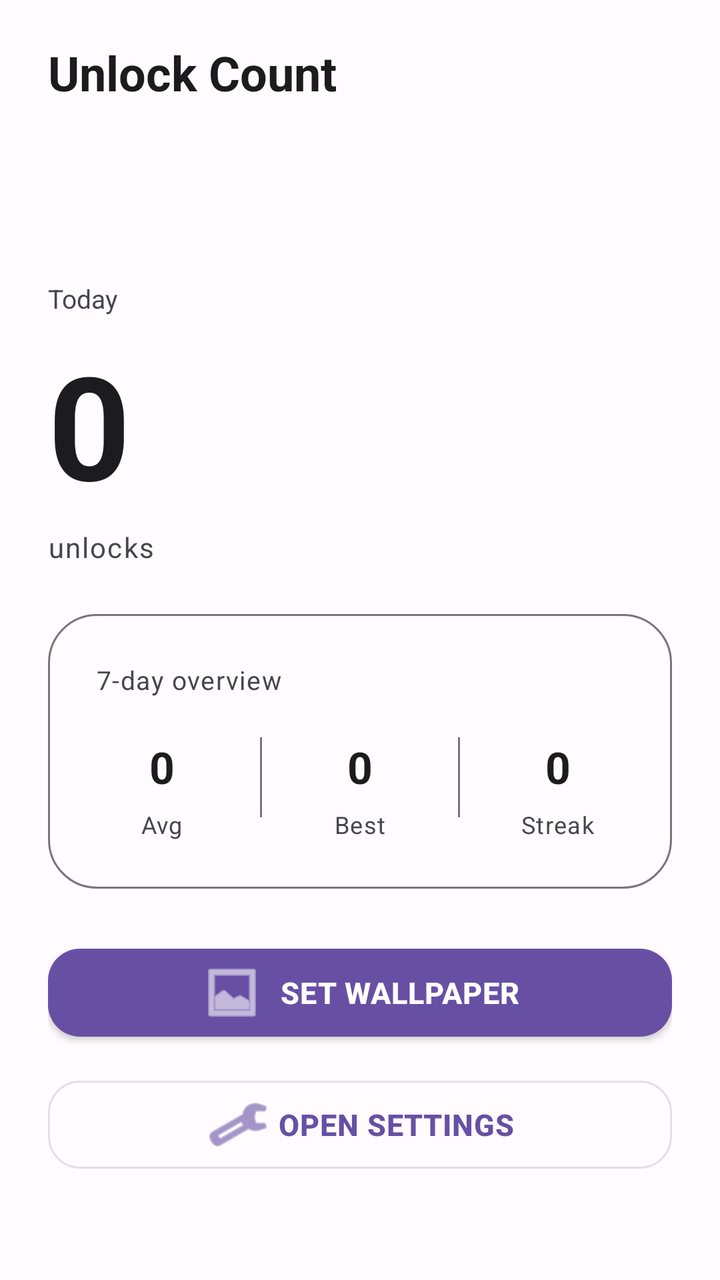
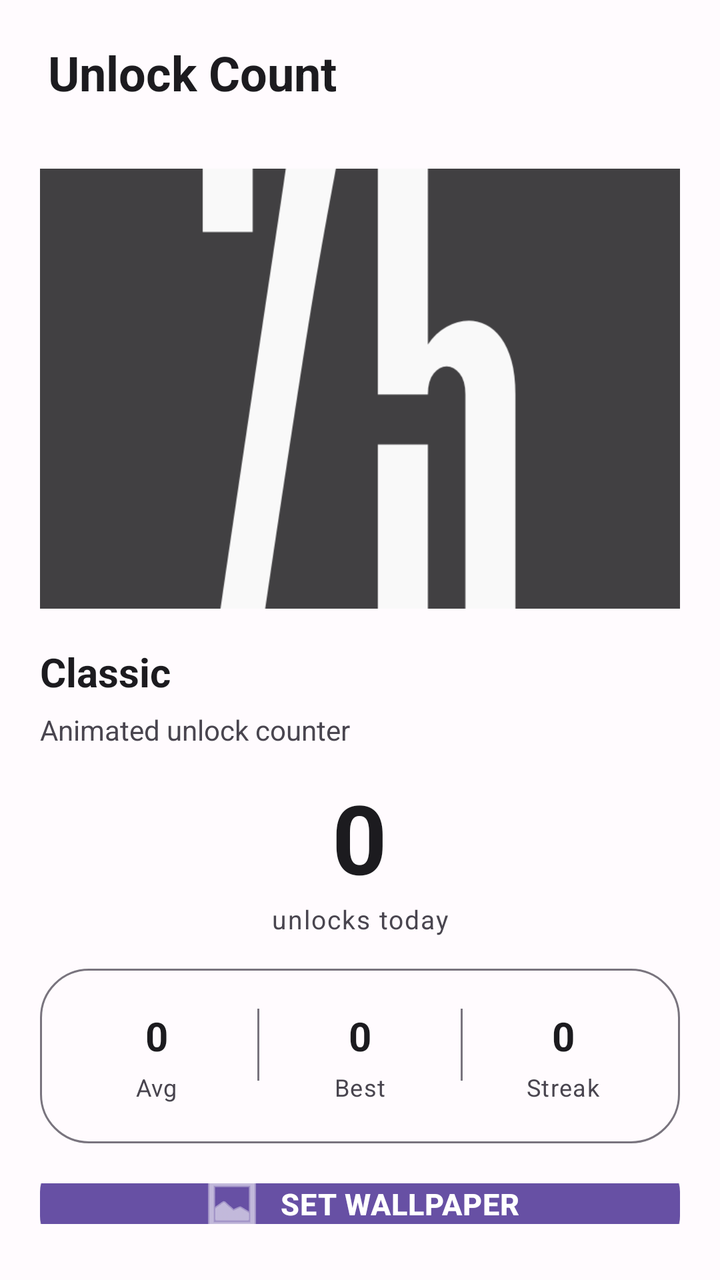

An Android layout rendered at two revisions. The XML below is the earlier revision; the diff shows what the commit changed to produce the second picture.
<!-- AndroidManifest.xml: application theme AppTheme -->
<!-- res/layout/activity_main.xml -->
<?xml version="1.0" encoding="utf-8"?>
<androidx.coordinatorlayout.widget.CoordinatorLayout xmlns:android="http://schemas.android.com/apk/res/android"
    xmlns:app="http://schemas.android.com/apk/res-auto"
    android:layout_width="match_parent"
    android:layout_height="match_parent"
    android:background="?attr/colorSurface"
    android:fitsSystemWindows="true">

    <com.google.android.material.appbar.AppBarLayout
        android:layout_width="match_parent"
        android:layout_height="wrap_content"
        android:background="?attr/colorSurface"
        app:elevation="0dp">

        <TextView
            android:id="@+id/tvAppTitle"
            android:layout_width="match_parent"
            android:layout_height="wrap_content"
            android:text="Unlock Count"
            android:textSize="24sp"
            android:textStyle="bold"
            android:textColor="?attr/colorOnSurface"
            android:gravity="center_vertical"
            android:paddingHorizontal="24dp"
            android:paddingVertical="20dp" />

        <com.google.android.material.tabs.TabLayout
            android:id="@+id/tabModes"
            android:layout_width="match_parent"
            android:layout_height="wrap_content"
            android:background="?attr/colorSurface"
            app:tabIndicatorColor="?attr/colorPrimary"
            app:tabIndicatorHeight="3dp"
            app:tabSelectedTextColor="?attr/colorPrimary"
            app:tabTextColor="?attr/colorOnSurfaceVariant"
            app:tabMode="scrollable"
            app:tabGravity="fill" />
    </com.google.android.material.appbar.AppBarLayout>

    <FrameLayout
        android:id="@+id/frameDashboard"
        android:layout_width="match_parent"
        android:layout_height="match_parent"
        app:layout_behavior="@string/appbar_scrolling_view_behavior">

        
        <LinearLayout
            android:id="@+id/classicStats"
            android:layout_width="match_parent"
            android:layout_height="match_parent"
            android:orientation="vertical"
            android:paddingHorizontal="24dp"
            android:paddingTop="20dp"
            android:paddingBottom="28dp"
            android:visibility="visible"
            android:gravity="center_horizontal">

            <LinearLayout
                android:layout_width="match_parent"
                android:layout_height="wrap_content"
                android:orientation="vertical"
                android:layout_marginBottom="24dp">

                <TextView
                    android:layout_width="wrap_content"
                    android:layout_height="wrap_content"
                    android:text="Today"
                    android:textSize="13sp"
                    android:textColor="?attr/colorOnSurfaceVariant"
                    android:layout_marginBottom="6dp" />

                <TextView
                    android:id="@+id/tvTodayCount"
                    android:layout_width="wrap_content"
                    android:layout_height="wrap_content"
                    android:text="0"
                    android:textSize="72sp"
                    android:textStyle="bold"
                    android:textColor="?attr/colorOnSurface"
                    android:layout_marginBottom="4dp" />

                <TextView
                    android:id="@+id/tvTodayLabel"
                    android:layout_width="wrap_content"
                    android:layout_height="wrap_content"
                    android:text="unlocks"
                    android:textSize="14sp"
                    android:textColor="?attr/colorOnSurfaceVariant"
                    android:letterSpacing="0.05" />
            </LinearLayout>

            <FrameLayout
                android:layout_width="match_parent"
                android:layout_height="wrap_content"
                android:layout_marginBottom="24dp"
                android:background="@drawable/bg_rounded_card"
                android:padding="24dp">

                <LinearLayout
                    android:layout_width="match_parent"
                    android:layout_height="wrap_content"
                    android:orientation="vertical"
                    android:padding="0dp"
                    android:background="@null">

                    <TextView
                        android:layout_width="wrap_content"
                        android:layout_height="wrap_content"
                        android:text="7-day overview"
                        android:textSize="13sp"
                        android:textColor="?attr/colorOnSurfaceVariant"
                        android:layout_marginBottom="20dp"
                        android:letterSpacing="0.04" />

                    <LinearLayout
                        android:layout_width="match_parent"
                        android:layout_height="wrap_content"
                        android:orientation="horizontal"
                        android:gravity="center_horizontal">

                        <LinearLayout
                            android:layout_width="0dp"
                            android:layout_height="wrap_content"
                            android:layout_weight="1"
                            android:orientation="vertical"
                            android:gravity="center_horizontal">

                            <TextView
                                android:id="@+id/tvAverage"
                                android:layout_width="wrap_content"
                                android:layout_height="wrap_content"
                                android:text="0"
                                android:textSize="22sp"
                                android:textStyle="bold"
                                android:textColor="?attr/colorOnSurface"
                                android:layout_marginBottom="6dp" />

                            <TextView
                                android:layout_width="wrap_content"
                                android:layout_height="wrap_content"
                                android:text="Avg"
                                android:textSize="12sp"
                                android:textColor="?attr/colorOnSurfaceVariant"
                                android:letterSpacing="0.04" />
                        </LinearLayout>

                        <View
                            android:layout_width="1dp"
                            android:layout_height="40dp"
                            android:background="?attr/colorOutline"
                            android:layout_marginHorizontal="16dp" />

                        <LinearLayout
                            android:layout_width="0dp"
                            android:layout_height="wrap_content"
                            android:layout_weight="1"
                            android:orientation="vertical"
                            android:gravity="center_horizontal">

                            <TextView
                                android:id="@+id/tvBestDay"
                                android:layout_width="wrap_content"
                                android:layout_height="wrap_content"
                                android:text="0"
                                android:textSize="22sp"
                                android:textStyle="bold"
                                android:textColor="?attr/colorOnSurface"
                                android:layout_marginBottom="6dp" />

                            <TextView
                                android:layout_width="wrap_content"
                                android:layout_height="wrap_content"
                                android:text="Best"
                                android:textSize="12sp"
                                android:textColor="?attr/colorOnSurfaceVariant"
                                android:letterSpacing="0.04" />
                        </LinearLayout>

                        <View
                            android:layout_width="1dp"
                            android:layout_height="40dp"
                            android:background="?attr/colorOutline"
                            android:layout_marginHorizontal="16dp" />

                        <LinearLayout
                            android:layout_width="0dp"
                            android:layout_height="wrap_content"
                            android:layout_weight="1"
                            android:orientation="vertical"
                            android:gravity="center_horizontal">

                            <TextView
                                android:id="@+id/tvStreak"
                                android:layout_width="wrap_content"
                                android:layout_height="wrap_content"
                                android:text="0"
                                android:textSize="22sp"
                                android:textStyle="bold"
                                android:textColor="?attr/colorOnSurface"
                                android:layout_marginBottom="6dp" />

                            <TextView
                                android:layout_width="wrap_content"
                                android:layout_height="wrap_content"
                                android:text="Streak"
                                android:textSize="12sp"
                                android:textColor="?attr/colorOnSurfaceVariant"
                                android:letterSpacing="0.04" />
                        </LinearLayout>
                    </LinearLayout>
                </LinearLayout>
            </FrameLayout>

            <LinearLayout
                android:layout_width="match_parent"
                android:layout_height="wrap_content"
                android:orientation="vertical"
                android:gravity="center">

                <com.google.android.material.button.MaterialButton
                    android:id="@+id/btnSetWallpaper"
                    android:layout_width="match_parent"
                    android:layout_height="56dp"
                    android:text="Set Wallpaper"
                    app:cornerRadius="16dp"
                    app:icon="@android:drawable/ic_menu_gallery"
                    app:iconGravity="textStart"
                    android:layout_marginBottom="10dp"
                    android:textSize="15sp"
                    android:textStyle="bold"
                    android:letterSpacing="0.02" />

                <com.google.android.material.button.MaterialButton
                    android:id="@+id/btnSettings"
                    android:layout_width="match_parent"
                    android:layout_height="56dp"
                    android:text="Open Settings"
                    style="@style/Widget.MaterialComponents.Button.OutlinedButton"
                    app:cornerRadius="16dp"
                    app:icon="@android:drawable/ic_menu_preferences"
                    app:iconGravity="textStart"
                    android:textSize="15sp"
                    android:textStyle="bold"
                    android:letterSpacing="0.02" />
            </LinearLayout>
        </LinearLayout>

        
        <LinearLayout
            android:id="@+id/timeFlowStats"
            android:layout_width="match_parent"
            android:layout_height="match_parent"
            android:orientation="vertical"
            android:gravity="center"
            android:paddingHorizontal="24dp"
            android:visibility="gone">

            <FrameLayout
                android:layout_width="match_parent"
                android:layout_height="wrap_content"
                android:background="@drawable/bg_rounded_card"
                android:padding="28dp">

                <LinearLayout
                    android:layout_width="match_parent"
                    android:layout_height="wrap_content"
                    android:orientation="vertical"
                    android:gravity="center"
                    android:padding="0dp"
                    android:background="@null">

                    <TextView
                        android:layout_width="wrap_content"
                        android:layout_height="wrap_content"
                        android:text="Time Flow"
                        android:textSize="18sp"
                        android:textStyle="bold"
                        android:textColor="?attr/colorOnSurface"
                        android:layout_marginBottom="10dp" />

                    <TextView
                        android:layout_width="match_parent"
                        android:layout_height="wrap_content"
                        android:text="A minimal 24-hour arc with unlock markers. Each dot is an unlock event, forming a visual rhythm of your day."
                        android:textSize="14sp"
                        android:textColor="?attr/colorOnSurfaceVariant"
                        android:gravity="center"
                        android:lineSpacingMultiplier="1.4" />
                </LinearLayout>
            </FrameLayout>
        </LinearLayout>
    </FrameLayout>

</androidx.coordinatorlayout.widget.CoordinatorLayout>
<!-- resources referenced by this layout -->
<resources>
  <!-- drawable bg_rounded_card (drawable) -->
  <?xml version="1.0" encoding="utf-8"?>
  <shape xmlns:android="http://schemas.android.com/apk/res/android"
      android:shape="rectangle">
      <solid android:color="?attr/colorSurface" />
      <corners android:radius="24dp" />
      <stroke android:width="1dp" android:color="?attr/colorOutline" />
  </shape>
  <style name="AppTheme" parent="Theme.MaterialComponents.DayNight.NoActionBar">
          <item name="colorPrimary">@color/colorPrimary</item>
          <item name="colorOnPrimary">@color/colorOnPrimary</item>
          <item name="colorPrimaryContainer">@color/colorPrimaryContainer</item>
          <item name="colorOnPrimaryContainer">@color/colorOnPrimaryContainer</item>
          <item name="colorSurface">@color/background</item>
          <item name="colorOnSurface">@color/onSurface</item>
          <item name="colorSurfaceVariant">@color/surfaceVariant</item>
          <item name="colorOnSurfaceVariant">@color/onSurfaceVariant</item>
          <item name="colorOutline">@color/outline</item>
          <item name="android:statusBarColor">@android:color/transparent</item>
          <item name="android:windowLightStatusBar">false</item>
      </style>
  <color name="colorPrimary">#6750A4</color>
  <color name="colorOnPrimary">#FFFFFF</color>
  <color name="colorPrimaryContainer">#EADDFF</color>
  <color name="colorOnPrimaryContainer">#21005D</color>
  <color name="background">#FFFBFE</color>
  <color name="onSurface">#1C1B1F</color>
  <color name="surfaceVariant">#E7E0EC</color>
  <color name="onSurfaceVariant">#49454F</color>
  <color name="outline">#79747E</color>
</resources>

<!-- the commit's change to res/layout/activity_main.xml (unified diff, before → after) -->
@@ -3,8 +3,7 @@
     xmlns:app="http://schemas.android.com/apk/res-auto"
     android:layout_width="match_parent"
     android:layout_height="match_parent"
-    android:background="?attr/colorSurface"
-    android:fitsSystemWindows="true">
+    android:background="?attr/colorSurface">
 
     <com.google.android.material.appbar.AppBarLayout
         android:layout_width="match_parent"
@@ -23,68 +22,76 @@
             android:gravity="center_vertical"
             android:paddingHorizontal="24dp"
             android:paddingVertical="20dp" />
-
-        <com.google.android.material.tabs.TabLayout
-            android:id="@+id/tabModes"
-            android:layout_width="match_parent"
-            android:layout_height="wrap_content"
-            android:background="?attr/colorSurface"
-            app:tabIndicatorColor="?attr/colorPrimary"
-            app:tabIndicatorHeight="3dp"
-            app:tabSelectedTextColor="?attr/colorPrimary"
-            app:tabTextColor="?attr/colorOnSurfaceVariant"
-            app:tabMode="scrollable"
-            app:tabGravity="fill" />
     </com.google.android.material.appbar.AppBarLayout>
 
     <FrameLayout
-        android:id="@+id/frameDashboard"
         android:layout_width="match_parent"
         android:layout_height="match_parent"
         app:layout_behavior="@string/appbar_scrolling_view_behavior">
 
-        
         <LinearLayout
-            android:id="@+id/classicStats"
             android:layout_width="match_parent"
             android:layout_height="match_parent"
             android:orientation="vertical"
-            android:paddingHorizontal="24dp"
-            android:paddingTop="20dp"
-            android:paddingBottom="28dp"
-            android:visibility="visible"
-            android:gravity="center_horizontal">
+            android:paddingHorizontal="20dp"
+            android:paddingTop="12dp"
+            android:paddingBottom="28dp">
+
+            <ImageView
+                android:id="@+id/previewImage"
+                android:layout_width="match_parent"
+                android:layout_height="220dp"
+                android:scaleType="centerCrop"
+                android:src="@drawable/thumbnail"
+                android:background="@drawable/bg_rounded_card" />
 
             <LinearLayout
                 android:layout_width="match_parent"
                 android:layout_height="wrap_content"
                 android:orientation="vertical"
-                android:layout_marginBottom="24dp">
-
-                <TextView
-                    android:layout_width="wrap_content"
-                    android:layout_height="wrap_content"
-                    android:text="Today"
+                android:layout_marginTop="18dp"
+                android:layout_marginBottom="12dp">
+
+                <TextView
+                    android:id="@+id/tvModeTitle"
+                    android:layout_width="wrap_content"
+                    android:layout_height="wrap_content"
+                    android:text="Classic"
+                    android:textSize="20sp"
+                    android:textStyle="bold"
+                    android:textColor="?attr/colorOnSurface" />
+
+                <TextView
+                    android:id="@+id/tvModeDesc"
+                    android:layout_width="wrap_content"
+                    android:layout_height="wrap_content"
+                    android:text="Animated unlock counter"
+                    android:textSize="14sp"
+                    android:textColor="?attr/colorOnSurfaceVariant"
+                    android:layout_marginTop="6dp" />
+            </LinearLayout>
+
+            <LinearLayout
+                android:layout_width="match_parent"
+                android:layout_height="wrap_content"
+                android:orientation="vertical"
+                android:gravity="center_horizontal"
+                android:layout_marginBottom="16dp">
+
+                <TextView
+                    android:id="@+id/tvTodayCount"
+                    android:layout_width="wrap_content"
+                    android:layout_height="wrap_content"
+                    android:text="0"
+                    android:textSize="48sp"
+                    android:textStyle="bold"
+                    android:textColor="?attr/colorOnSurface" />
+
+                <TextView
+                    android:layout_width="wrap_content"
+                    android:layout_height="wrap_content"
+                    android:text="unlocks today"
                     android:textSize="13sp"
-                    android:textColor="?attr/colorOnSurfaceVariant"
-                    android:layout_marginBottom="6dp" />
-
-                <TextView
-                    android:id="@+id/tvTodayCount"
-                    android:layout_width="wrap_content"
-                    android:layout_height="wrap_content"
-                    android:text="0"
-                    android:textSize="72sp"
-                    android:textStyle="bold"
-                    android:textColor="?attr/colorOnSurface"
-                    android:layout_marginBottom="4dp" />
-
-                <TextView
-                    android:id="@+id/tvTodayLabel"
-                    android:layout_width="wrap_content"
-                    android:layout_height="wrap_content"
-                    android:text="unlocks"
-                    android:textSize="14sp"
                     android:textColor="?attr/colorOnSurfaceVariant"
                     android:letterSpacing="0.05" />
             </LinearLayout>
@@ -92,121 +99,104 @@
             <FrameLayout
                 android:layout_width="match_parent"
                 android:layout_height="wrap_content"
-                android:layout_marginBottom="24dp"
+                android:layout_marginBottom="20dp"
                 android:background="@drawable/bg_rounded_card"
-                android:padding="24dp">
+                android:padding="20dp">
 
                 <LinearLayout
                     android:layout_width="match_parent"
                     android:layout_height="wrap_content"
-                    android:orientation="vertical"
-                    android:padding="0dp"
-                    android:background="@null">
-
-                    <TextView
-                        android:layout_width="wrap_content"
+                    android:orientation="horizontal"
+                    android:gravity="center_horizontal">
+
+                    <LinearLayout
+                        android:layout_width="0dp"
                         android:layout_height="wrap_content"
-                        android:text="7-day overview"
-                        android:textSize="13sp"
-                        android:textColor="?attr/colorOnSurfaceVariant"
-                        android:layout_marginBottom="20dp"
-                        android:letterSpacing="0.04" />
+                        android:layout_weight="1"
+                        android:orientation="vertical"
+                        android:gravity="center_horizontal">
+
+                        <TextView
+                            android:id="@+id/tvAverage"
+                            android:layout_width="wrap_content"
+                            android:layout_height="wrap_content"
+                            android:text="0"
+                            android:textSize="20sp"
+                            android:textStyle="bold"
+                            android:textColor="?attr/colorOnSurface"
+                            android:layout_marginBottom="4dp" />
+
+                        <TextView
+                            android:layout_width="wrap_content"
+                            android:layout_height="wrap_content"
+                            android:text="Avg"
+                            android:textSize="12sp"
+                            android:textColor="?attr/colorOnSurfaceVariant"
+                            android:letterSpacing="0.04" />
+                    </LinearLayout>
+
+                    <View
+                        android:layout_width="1dp"
+                        android:layout_height="36dp"
+                        android:background="?attr/colorOutline"
+                        android:layout_marginHorizontal="12dp" />
 
                     <LinearLayout
-                        android:layout_width="match_parent"
+                        android:layout_width="0dp"
                         android:layout_height="wrap_content"
-                        android:orientation="horizontal"
+                        android:layout_weight="1"
+                        android:orientation="vertical"
                         android:gravity="center_horizontal">
 
-                        <LinearLayout
-                            android:layout_width="0dp"
-                            android:layout_height="wrap_content"
-                            android:layout_weight="1"
-                            android:orientation="vertical"
-                            android:gravity="center_horizontal">
-
-                            <TextView
-                                android:id="@+id/tvAverage"
-                                android:layout_width="wrap_content"
-                                android:layout_height="wrap_content"
-                                android:text="0"
-                                android:textSize="22sp"
-                                android:textStyle="bold"
-                                android:textColor="?attr/colorOnSurface"
-                                android:layout_marginBottom="6dp" />
-
-                            <TextView
-                                android:layout_width="wrap_content"
-                                android:layout_height="wrap_content"
-                                android:text="Avg"
-                                android:textSize="12sp"
-                                android:textColor="?attr/colorOnSurfaceVariant"
-                                android:letterSpacing="0.04" />
-                        </LinearLayout>
-
-                        <View
-                            android:layout_width="1dp"
-                            android:layout_height="40dp"
-                            android:background="?attr/colorOutline"
-                            android:layout_marginHorizontal="16dp" />
-
-                        <LinearLayout
-                            android:layout_width="0dp"
-                            android:layout_height="wrap_content"
-                            android:layout_weight="1"
-                            android:orientation="vertical"
-                            android:gravity="center_horizontal">
-
-                            <TextView
-                                android:id="@+id/tvBestDay"
-                                android:layout_width="wrap_content"
-                                android:layout_height="wrap_content"
-                                android:text="0"
-                                android:textSize="22sp"
-                                android:textStyle="bold"
-                                android:textColor="?attr/colorOnSurface"
-                                android:layout_marginBottom="6dp" />
-
-                            <TextView
-                                android:layout_width="wrap_content"
-                                android:layout_height="wrap_content"
-                                android:text="Best"
-                                android:textSize="12sp"
-                                android:textColor="?attr/colorOnSurfaceVariant"
-                                android:letterSpacing="0.04" />
-                        </LinearLayout>
-
-                        <View
-                            android:layout_width="1dp"
-                            android:layout_height="40dp"
-                            android:background="?attr/colorOutline"
-                            android:layout_marginHorizontal="16dp" />
-
-                        <LinearLayout
-                            android:layout_width="0dp"
-                            android:layout_height="wrap_content"
-                            android:layout_weight="1"
-                            android:orientation="vertical"
-                            android:gravity="center_horizontal">
-
-                            <TextView
-                                android:id="@+id/tvStreak"
-                                android:layout_width="wrap_content"
-                                android:layout_height="wrap_content"
-                                android:text="0"
-                                android:textSize="22sp"
-                                android:textStyle="bold"
-                                android:textColor="?attr/colorOnSurface"
-                                android:layout_marginBottom="6dp" />
-
-                            <TextView
-                                android:layout_width="wrap_content"
-                                android:layout_height="wrap_content"
-                                android:text="Streak"
-                                android:textSize="12sp"
-                                android:textColor="?attr/colorOnSurfaceVariant"
-                                android:letterSpacing="0.04" />
-                        </LinearLayout>
+                        <TextView
+                            android:id="@+id/tvBestDay"
+                            android:layout_width="wrap_content"
+                            android:layout_height="wrap_content"
+                            android:text="0"
+                            android:textSize="20sp"
+                            android:textStyle="bold"
+                            android:textColor="?attr/colorOnSurface"
+                            android:layout_marginBottom="4dp" />
+
+                        <TextView
+                            android:layout_width="wrap_content"
+                            android:layout_height="wrap_content"
+                            android:text="Best"
+                            android:textSize="12sp"
+                            android:textColor="?attr/colorOnSurfaceVariant"
+                            android:letterSpacing="0.04" />
+                    </LinearLayout>
+
+                    <View
+                        android:layout_width="1dp"
+                        android:layout_height="36dp"
+                        android:background="?attr/colorOutline"
+                        android:layout_marginHorizontal="12dp" />
+
+                    <LinearLayout
+                        android:layout_width="0dp"
+                        android:layout_height="wrap_content"
+                        android:layout_weight="1"
+                        android:orientation="vertical"
+                        android:gravity="center_horizontal">
+
+                        <TextView
+                            android:id="@+id/tvStreak"
+                            android:layout_width="wrap_content"
+                            android:layout_height="wrap_content"
+                            android:text="0"
+                            android:textSize="20sp"
+                            android:textStyle="bold"
+                            android:textColor="?attr/colorOnSurface"
+                            android:layout_marginBottom="4dp" />
+
+                        <TextView
+                            android:layout_width="wrap_content"
+                            android:layout_height="wrap_content"
+                            android:text="Streak"
+                            android:textSize="12sp"
+                            android:textColor="?attr/colorOnSurfaceVariant"
+                            android:letterSpacing="0.04" />
                     </LinearLayout>
                 </LinearLayout>
             </FrameLayout>
@@ -214,7 +204,6 @@
             <LinearLayout
                 android:layout_width="match_parent"
                 android:layout_height="wrap_content"
-                android:orientation="vertical"
                 android:gravity="center">
 
                 <com.google.android.material.button.MaterialButton
@@ -225,70 +214,28 @@
                     app:cornerRadius="16dp"
                     app:icon="@android:drawable/ic_menu_gallery"
                     app:iconGravity="textStart"
-                    android:layout_marginBottom="10dp"
                     android:textSize="15sp"
                     android:textStyle="bold"
                     android:letterSpacing="0.02" />
 
-                <com.google.android.material.button.MaterialButton
-                    android:id="@+id/btnSettings"
-                    android:layout_width="match_parent"
-                    android:layout_height="56dp"
-                    android:text="Open Settings"
-                    style="@style/Widget.MaterialComponents.Button.OutlinedButton"
-                    app:cornerRadius="16dp"
-                    app:icon="@android:drawable/ic_menu_preferences"
-                    app:iconGravity="textStart"
-                    android:textSize="15sp"
-                    android:textStyle="bold"
-                    android:letterSpacing="0.02" />
             </LinearLayout>
-        </LinearLayout>
-
-        
-        <LinearLayout
-            android:id="@+id/timeFlowStats"
-            android:layout_width="match_parent"
-            android:layout_height="match_parent"
-            android:orientation="vertical"
-            android:gravity="center"
-            android:paddingHorizontal="24dp"
-            android:visibility="gone">
-
-            <FrameLayout
-                android:layout_width="match_parent"
-                android:layout_height="wrap_content"
-                android:background="@drawable/bg_rounded_card"
-                android:padding="28dp">
-
-                <LinearLayout
-                    android:layout_width="match_parent"
-                    android:layout_height="wrap_content"
-                    android:orientation="vertical"
-                    android:gravity="center"
-                    android:padding="0dp"
-                    android:background="@null">
-
-                    <TextView
-                        android:layout_width="wrap_content"
-                        android:layout_height="wrap_content"
-                        android:text="Time Flow"
-                        android:textSize="18sp"
-                        android:textStyle="bold"
-                        android:textColor="?attr/colorOnSurface"
-                        android:layout_marginBottom="10dp" />
-
-                    <TextView
-                        android:layout_width="match_parent"
-                        android:layout_height="wrap_content"
-                        android:text="A minimal 24-hour arc with unlock markers. Each dot is an unlock event, forming a visual rhythm of your day."
-                        android:textSize="14sp"
-                        android:textColor="?attr/colorOnSurfaceVariant"
-                        android:gravity="center"
-                        android:lineSpacingMultiplier="1.4" />
-                </LinearLayout>
-            </FrameLayout>
+
+            <TextView
+                android:layout_width="wrap_content"
+                android:layout_height="wrap_content"
+                android:text="All modes"
+                android:textSize="14sp"
+                android:textColor="?attr/colorOnSurfaceVariant"
+                android:layout_marginTop="24dp"
+                android:layout_marginBottom="10dp"
+                android:letterSpacing="0.04" />
+
+            <androidx.recyclerview.widget.RecyclerView
+                android:id="@+id/rvModes"
+                android:layout_width="match_parent"
+                android:layout_height="wrap_content"
+                android:clipToPadding="false"
+                android:paddingBottom="8dp" />
         </LinearLayout>
     </FrameLayout>
-
 </androidx.coordinatorlayout.widget.CoordinatorLayout>
<!-- resource entries referenced after the edit -->
@@ -8,6 +8,7 @@
       <corners android:radius="24dp" />
       <stroke android:width="1dp" android:color="?attr/colorOutline" />
   </shape>
+  <!-- drawable thumbnail: png bitmap (drawable, 23393 bytes) -->
   <style name="AppTheme" parent="Theme.MaterialComponents.DayNight.NoActionBar">
           <item name="colorPrimary">@color/colorPrimary</item>
           <item name="colorOnPrimary">@color/colorOnPrimary</item>
